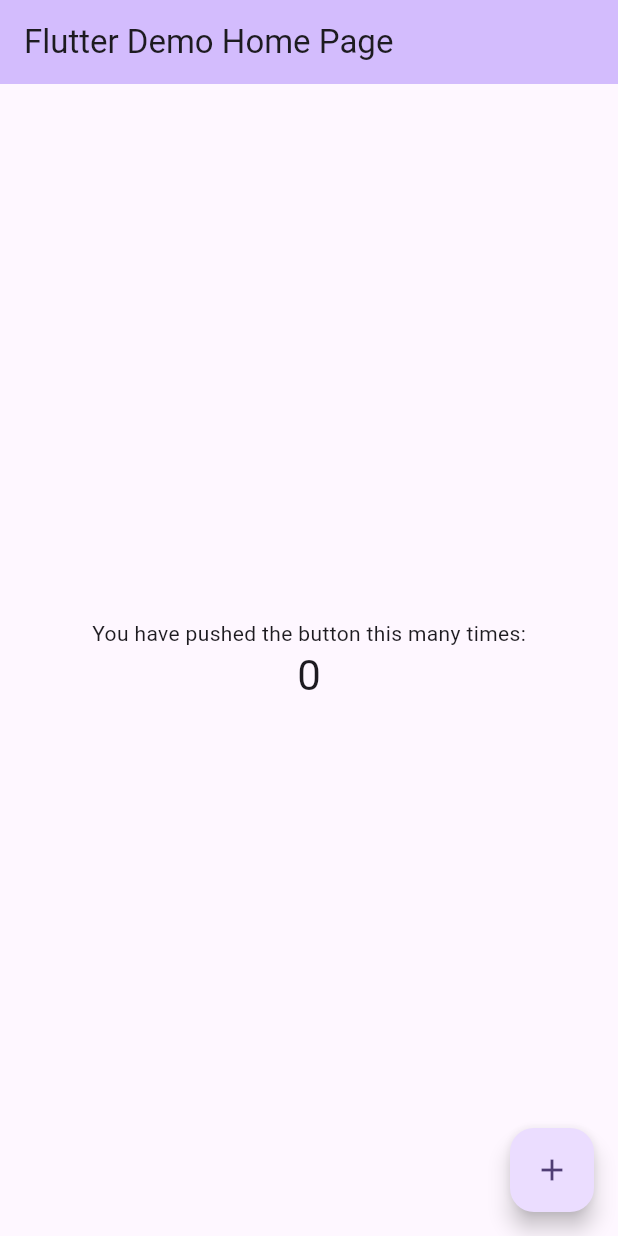
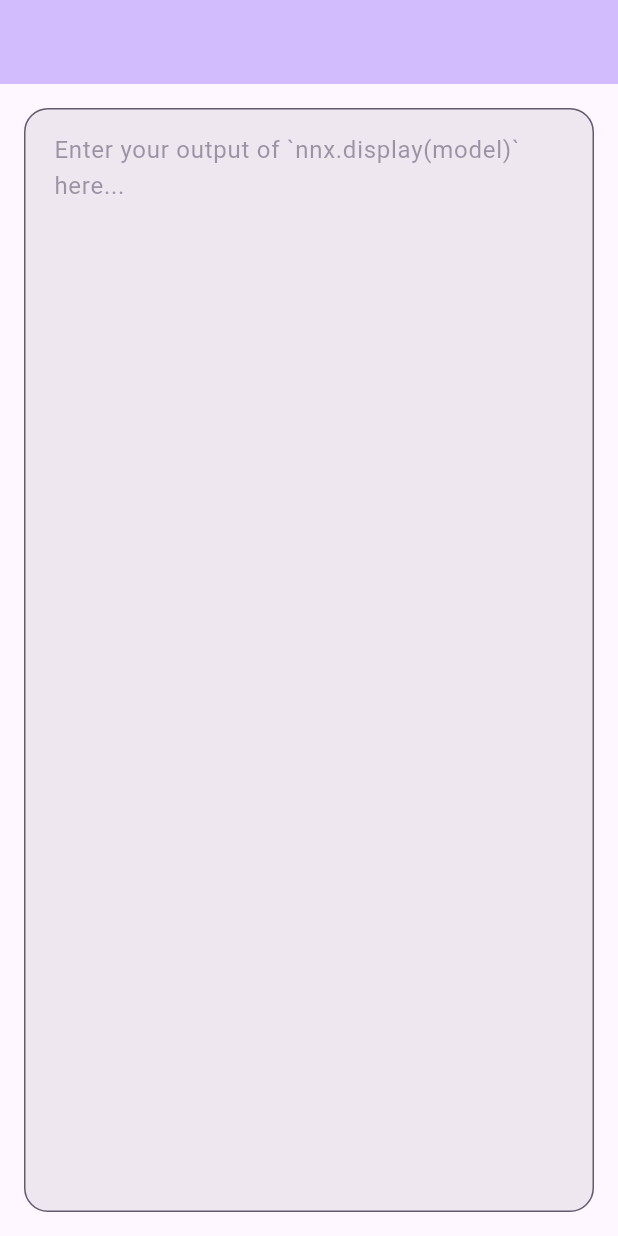
Before and after one commit to Kelvinlby/CalcuNNX, a Flutter app: the screen it shows after launch, on a phone screen of 412 x 824 dp. Run offline on Flutter 3.47's test engine with Material 3 defaults, Android fonts, the phone set to English and light mode, and no system bars.

Commit message:
UI build finished

```diff
--- a/lib/main.dart
+++ b/lib/main.dart
@@ -10,27 +10,20 @@ class MyApp extends StatelessWidget {
   @override
   Widget build(BuildContext context) {
     return MaterialApp(
-      title: 'Flutter Demo',
+      title: 'CalcuNNX',
       theme: ThemeData(
         colorScheme: ColorScheme.fromSeed(seedColor: Colors.deepPurple),
+        useMaterial3: true,
       ),
-      home: const MyHomePage(title: 'Flutter Demo Home Page'),
+      darkTheme: ThemeData.dark(),
+      themeMode: ThemeMode.system,
+      home: const MyHomePage(title: 'CalcuNNX'),
     );
   }
 }
 
 class MyHomePage extends StatefulWidget {
   const MyHomePage({super.key, required this.title});
-
-  // This widget is the home page of your application. It is stateful, meaning
-  // that it has a State object (defined below) that contains fields that affect
-  // how it looks.
-
-  // This class is the configuration for the state. It holds the values (in this
-  // case the title) provided by the parent (in this case the App widget) and
-  // used by the build method of the State. Fields in a Widget subclass are
-  // always marked "final".
-
   final String title;
 
   @override
@@ -38,69 +31,76 @@ class MyHomePage extends StatefulWidget {
 }
 
 class _MyHomePageState extends State<MyHomePage> {
-  int _counter = 0;
+  final TextEditingController _controller = TextEditingController();
+  String title = '';
 
-  void _incrementCounter() {
-    setState(() {
-      // This call to setState tells the Flutter framework that something has
-      // changed in this State, which causes it to rerun the build method below
-      // so that the display can reflect the updated values. If we changed
-      // _counter without calling setState(), then the build method would not be
-      // called again, and so nothing would appear to happen.
-      _counter++;
-    });
+  void _onTextChanged(String value) {
+    print('Text changed: $value');
+  }
+
+  @override
+  void dispose() {
+    _controller.dispose();
+    super.dispose();
   }
 
   @override
   Widget build(BuildContext context) {
-    // This method is rerun every time setState is called, for instance as done
-    // by the _incrementCounter method above.
-    //
-    // The Flutter framework has been optimized to make rerunning build methods
-    // fast, so that you can just rebuild anything that needs updating rather
-    // than having to individually change instances of widgets.
     return Scaffold(
       appBar: AppBar(
-        // TRY THIS: Try changing the color here to a specific color (to
-        // Colors.amber, perhaps?) and trigger a hot reload to see the AppBar
-        // change color while the other colors stay the same.
         backgroundColor: Theme.of(context).colorScheme.inversePrimary,
-        // Here we take the value from the MyHomePage object that was created by
-        // the App.build method, and use it to set our appbar title.
-        title: Text(widget.title),
+        title: Text(title),
       ),
-      body: Center(
-        // Center is a layout widget. It takes a single child and positions it
-        // in the middle of the parent.
-        child: Column(
-          // Column is also a layout widget. It takes a list of children and
-          // arranges them vertically. By default, it sizes itself to fit its
-          // children horizontally, and tries to be as tall as its parent.
-          //
-          // Column has various properties to control how it sizes itself and
-          // how it positions its children. Here we use mainAxisAlignment to
-          // center the children vertically; the main axis here is the vertical
-          // axis because Columns are vertical (the cross axis would be
-          // horizontal).
-          //
-          // TRY THIS: Invoke "debug painting" (choose the "Toggle Debug Paint"
-          // action in the IDE, or press "p" in the console), to see the
-          // wireframe for each widget.
-          mainAxisAlignment: MainAxisAlignment.center,
-          children: <Widget>[
-            const Text('You have pushed the button this many times:'),
-            Text(
-              '$_counter',
-              style: Theme.of(context).textTheme.headlineMedium,
+      body: Padding(
+        padding: const EdgeInsets.all(16.0),
+        child: Expanded(
+          child: TextField(
+            controller: _controller,
+            onChanged: _onTextChanged,
+            maxLines: null,
+            minLines: null,
+            expands: true,
+            textAlignVertical: TextAlignVertical.top,
+            decoration: InputDecoration(
+              filled: true,
+              fillColor: Theme.of(context).colorScheme.secondary.withAlpha(26),
+
+              border: OutlineInputBorder(
+                borderRadius: BorderRadius.circular(16.0),
+                borderSide: BorderSide(
+                  color: Theme.of(context).colorScheme.secondary,
+                  width: 1.0,
+                ),
+              ),
+              enabledBorder: OutlineInputBorder(
+                borderRadius: BorderRadius.circular(16.0),
+                borderSide: BorderSide(
+                  color: Theme.of(context).colorScheme.secondary,
+                  width: 1.0,
+                ),
+              ),
+              focusedBorder: OutlineInputBorder(
+                borderRadius: BorderRadius.circular(16.0),
+                borderSide: BorderSide(
+                  color: Theme.of(context).colorScheme.secondary,
+                  width: 2.0,
+                ),
+              ),
+
+              hintText: 'Enter your output of `nnx.display(model)` here...',
+              hintStyle: TextStyle(
+                color: Theme.of(context).colorScheme.secondary.withAlpha(153),
+              ),
+
+              // Padding inside TextField
+              contentPadding: const EdgeInsets.symmetric(
+                horizontal: 16.0,
+                vertical: 16.0,
+              ),
             ),
-          ],
+          ),
         ),
       ),
-      floatingActionButton: FloatingActionButton(
-        onPressed: _incrementCounter,
-        tooltip: 'Increment',
-        child: const Icon(Icons.add),
-      ), // This trailing comma makes auto-formatting nicer for build methods.
     );
   }
 }
```
